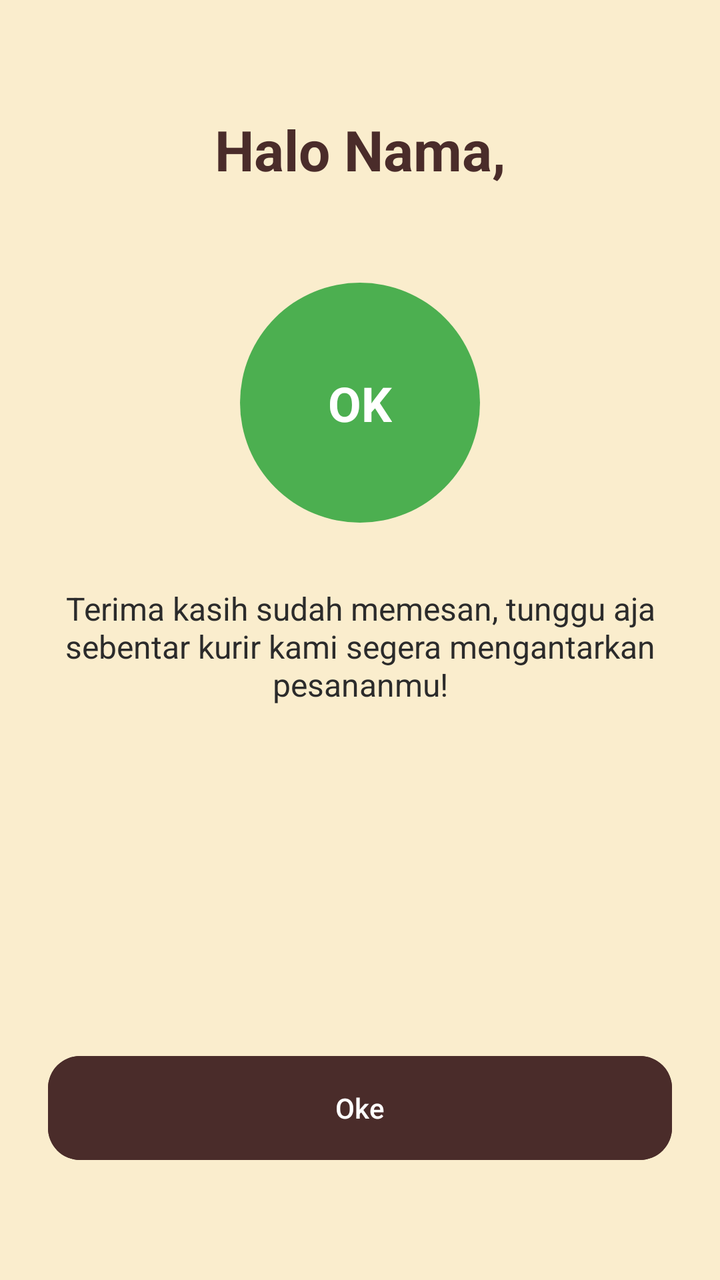
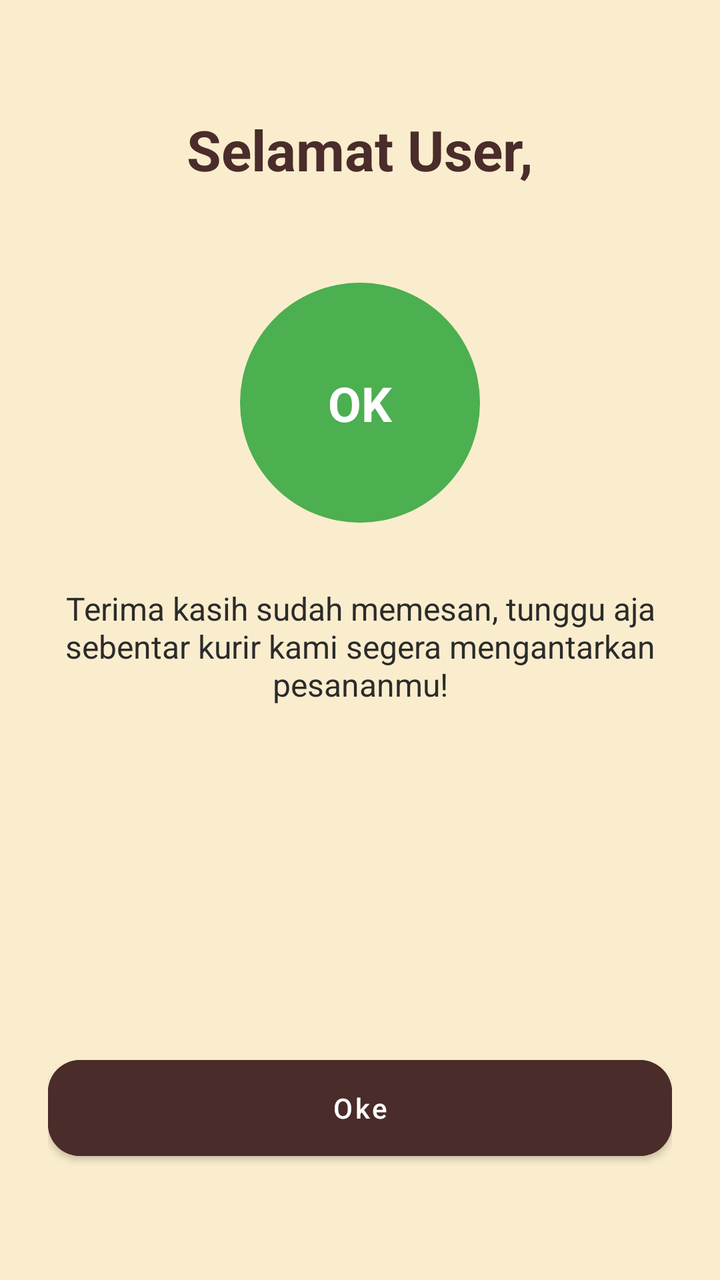

Two renders of the same Android screen: before a commit and after it. Below are the layout's source before the change and the commit's diff.
<!-- AndroidManifest.xml: application theme Theme.KopiDanNyemil -->
<!-- res/layout/activity_konfirmasi.xml -->
<?xml version="1.0" encoding="utf-8"?>
<androidx.constraintlayout.widget.ConstraintLayout xmlns:android="http://schemas.android.com/apk/res/android"
    xmlns:app="http://schemas.android.com/apk/res-auto"
    android:layout_width="match_parent"
    android:layout_height="match_parent"
    android:background="@color/background"
    android:padding="24dp">

    <TextView
        android:id="@+id/tvGreetingKonfirmasi"
        android:layout_width="wrap_content"
        android:layout_height="wrap_content"
        android:layout_marginTop="32dp"
        android:text="Halo Nama,"
        android:textColor="@color/primary"
        android:textSize="28sp"
        android:textStyle="bold"
        app:layout_constraintEnd_toEndOf="parent"
        app:layout_constraintStart_toStartOf="parent"
        app:layout_constraintTop_toTopOf="parent" />

    
    <View
        android:id="@+id/bgIcon"
        android:layout_width="120dp"
        android:layout_height="120dp"
        android:layout_marginTop="48dp"
        android:background="@drawable/bg_circle_success"
        app:layout_constraintEnd_toEndOf="parent"
        app:layout_constraintStart_toStartOf="parent"
        app:layout_constraintTop_toBottomOf="@+id/tvGreetingKonfirmasi" />

    <TextView
        android:layout_width="wrap_content"
        android:layout_height="wrap_content"
        android:text="OK"
        android:textColor="@color/white"
        android:textSize="24sp"
        android:textStyle="bold"
        app:layout_constraintBottom_toBottomOf="@+id/bgIcon"
        app:layout_constraintEnd_toEndOf="@+id/bgIcon"
        app:layout_constraintStart_toStartOf="@+id/bgIcon"
        app:layout_constraintTop_toTopOf="@+id/bgIcon" />

    <TextView
        android:id="@+id/tvPesanSukses"
        android:layout_width="match_parent"
        android:layout_height="wrap_content"
        android:layout_marginTop="32dp"
        android:gravity="center"
        android:text="Terima kasih sudah memesan, tunggu aja sebentar kurir kami segera mengantarkan pesananmu!"
        android:textColor="@color/text_primary"
        android:textSize="16sp"
        app:layout_constraintTop_toBottomOf="@+id/bgIcon" />

    <com.google.android.material.button.MaterialButton
        android:id="@+id/btnOke"
        android:layout_width="match_parent"
        android:layout_height="60dp"
        android:layout_marginBottom="32dp"
        android:backgroundTint="@color/primary"
        android:text="Oke"
        android:textAllCaps="false"
        app:cornerRadius="16dp"
        app:layout_constraintBottom_toBottomOf="parent" />

</androidx.constraintlayout.widget.ConstraintLayout>
<!-- resources referenced by this layout -->
<resources>
  <color name="background">#FAEDCD</color>
  <color name="primary">#4A2C2A</color>
  <color name="text_primary">#2B2B2B</color>
  <color name="white">#FFFFFF</color>
  <!-- drawable bg_circle_success (drawable) -->
  <?xml version="1.0" encoding="utf-8"?>
  <shape xmlns:android="http://schemas.android.com/apk/res/android" android:shape="oval">
      <solid android:color="#4CAF50" /> 
  </shape>
  <style name="Theme.KopiDanNyemil" parent="Base.Theme.KopiDanNyemil" />
  <style name="Base.Theme.KopiDanNyemil" parent="Theme.Material3.DayNight.NoActionBar">
          
          
      </style>
</resources>

<!-- the commit's change to res/layout/activity_konfirmasi.xml (unified diff, before → after) -->
@@ -11,7 +11,7 @@
         android:layout_width="wrap_content"
         android:layout_height="wrap_content"
         android:layout_marginTop="32dp"
-        android:text="Halo Nama,"
+        android:text="Selamat User,"
         android:textColor="@color/primary"
         android:textSize="28sp"
         android:textStyle="bold"
<!-- resource entries referenced after the edit -->
@@ -10,9 +10,24 @@
       <solid android:color="#4CAF50" /> 
   </shape>
   <style name="Theme.KopiDanNyemil" parent="Base.Theme.KopiDanNyemil" />
-  <style name="Base.Theme.KopiDanNyemil" parent="Theme.Material3.DayNight.NoActionBar">
+  <style name="Base.Theme.KopiDanNyemil" parent="Theme.MaterialComponents.DayNight.NoActionBar">
+  
           
+          <item name="colorPrimary">@color/primary</item>
+          <item name="colorPrimaryVariant">@color/primary</item>
+          <item name="colorOnPrimary">@color/white</item>
+  
+          <item name="colorSecondary">@color/secondary</item>
+          <item name="colorSecondaryVariant">@color/secondary</item>
+          <item name="colorOnSecondary">@color/primary</item>
+  
           
+          <item name="android:statusBarColor">@color/background</item>
+          <item name="android:windowLightStatusBar">true</item>
+  
+          <item name="android:textColorHint">@color/text_secondary</item>
       </style>
+  <color name="secondary">#D4A373</color>
+  <color name="text_secondary">#7A7A7A</color>
 </resources>
 
